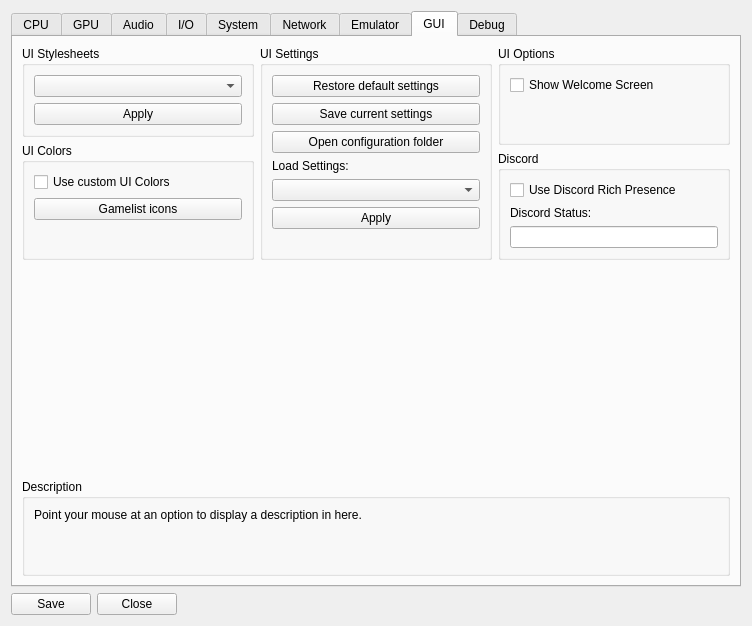
The window that rpcs3/rpcs3qt/settings_dialog.ui (RPCS3/rpcs3) describes before a commit, drawn with Qt 5.
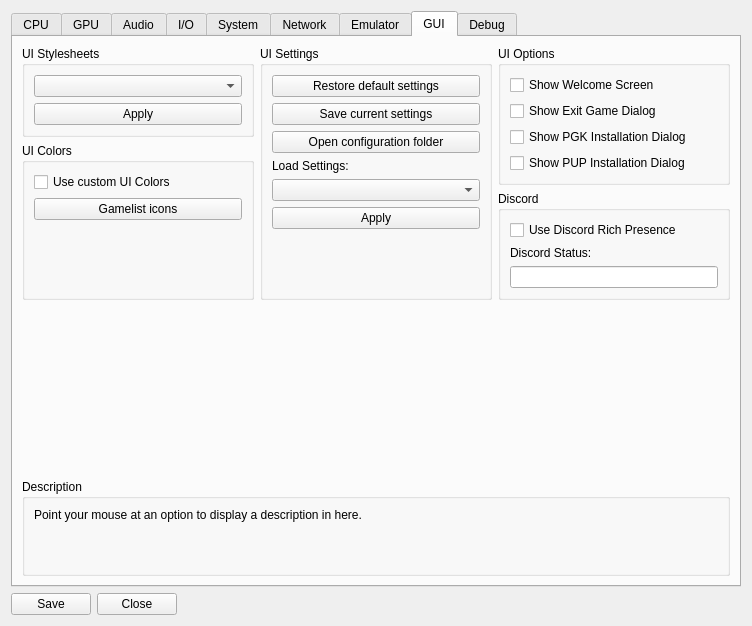
The same window after the commit. The open tabs and pages were chosen to show the change. Icons and pictures are not drawn.

Commit message: Qt: spawn Confirmation Dialog on exit

Patch:
```diff
--- a/rpcs3/rpcs3qt/settings_dialog.ui
+++ b/rpcs3/rpcs3qt/settings_dialog.ui
@@ -7,7 +7,7 @@
     <x>0</x>
     <y>0</y>
     <width>752</width>
-    <height>576</height>
+    <height>584</height>
    </rect>
   </property>
   <property name="sizePolicy">
@@ -1918,6 +1918,27 @@
                 </property>
                </widget>
               </item>
+              <item>
+               <widget class="QCheckBox" name="cb_show_exit_game">
+                <property name="text">
+                 <string>Show Exit Game Dialog</string>
+                </property>
+               </widget>
+              </item>
+              <item>
+               <widget class="QCheckBox" name="cb_show_pkg_install">
+                <property name="text">
+                 <string>Show PGK Installation Dialog</string>
+                </property>
+               </widget>
+              </item>
+              <item>
+               <widget class="QCheckBox" name="cb_show_pup_install">
+                <property name="text">
+                 <string>Show PUP Installation Dialog</string>
+                </property>
+               </widget>
+              </item>
               <item>
                <spacer name="verticalSpacer_17">
                 <property name="orientation">
```
The commit also changes 10 other files.
